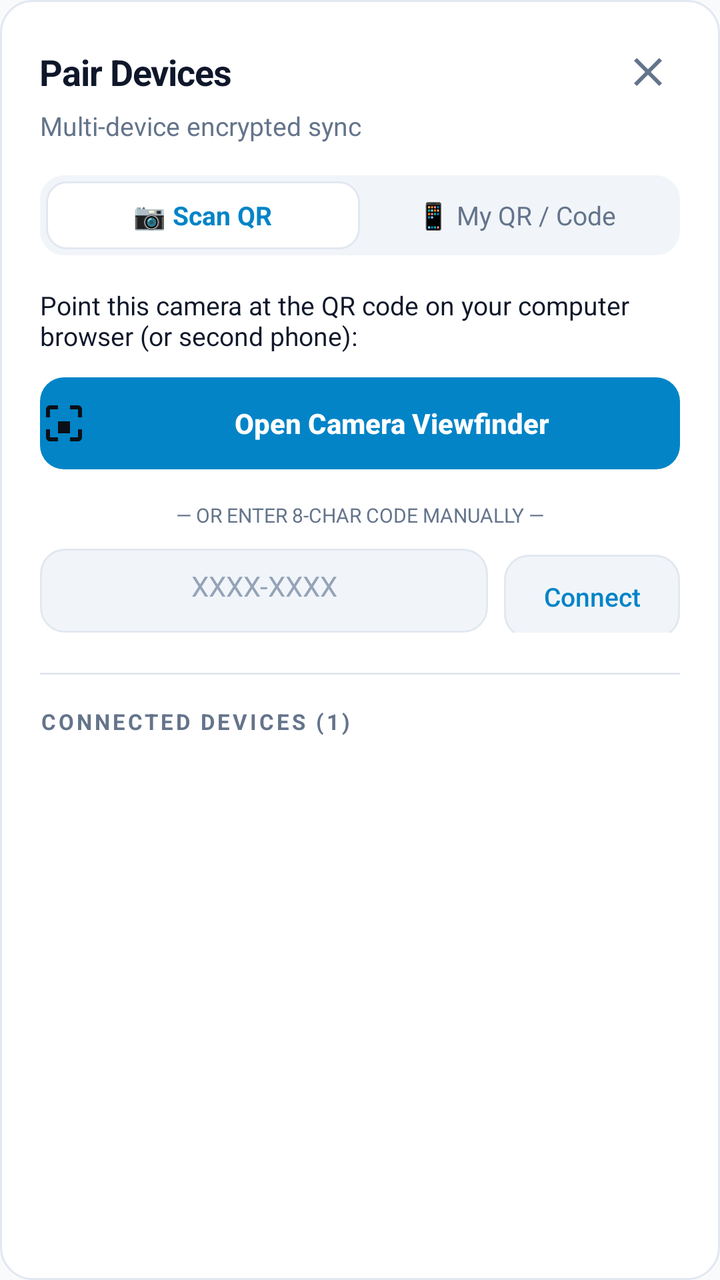
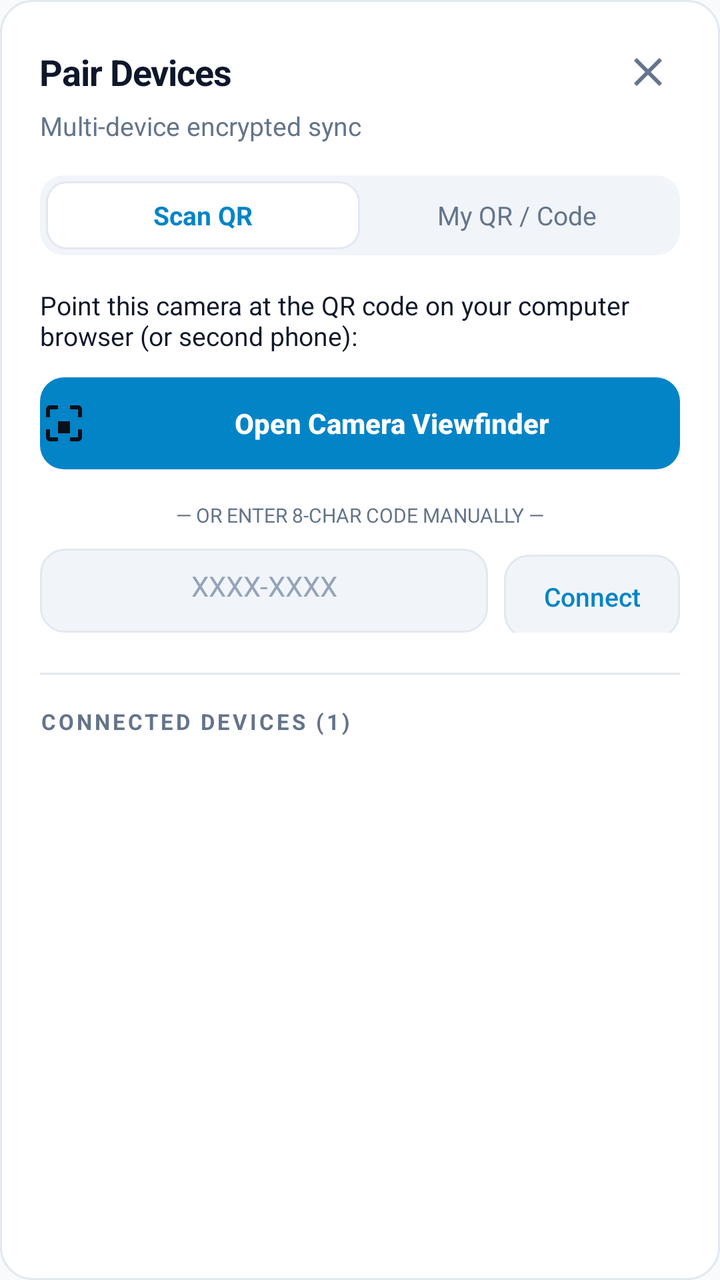

An Android layout rendered at two revisions. The XML below is the earlier revision; the diff shows what the commit changed to produce the second picture.
<!-- AndroidManifest.xml: application theme Theme.Teilen -->
<!-- res/layout/dialog_universal_pair.xml -->
<?xml version="1.0" encoding="utf-8"?>
<LinearLayout xmlns:android="http://schemas.android.com/apk/res/android"
    android:layout_width="match_parent"
    android:layout_height="wrap_content"
    android:background="@drawable/bg_card"
    android:orientation="vertical"
    android:padding="20dp">

    
    <LinearLayout
        android:layout_width="match_parent"
        android:layout_height="wrap_content"
        android:gravity="center_vertical"
        android:orientation="horizontal">

        <TextView
            style="@style/Text.Header"
            android:layout_width="0dp"
            android:layout_height="wrap_content"
            android:layout_weight="1"
            android:text="Pair Devices"
            android:textSize="18sp" />

        <ImageButton
            android:id="@+id/dialog_pair_close"
            android:layout_width="32dp"
            android:layout_height="32dp"
            android:background="?android:attr/selectableItemBackgroundBorderless"
            android:contentDescription="Close"
            android:src="@drawable/ic_close"
            android:tint="@color/text_secondary" />
    </LinearLayout>

    <TextView
        style="@style/Text.Caption"
        android:layout_width="match_parent"
        android:layout_height="wrap_content"
        android:layout_marginTop="2dp"
        android:text="Multi-device encrypted sync" />

    
    <LinearLayout
        android:id="@+id/pair_tab_container"
        android:layout_width="match_parent"
        android:layout_height="40dp"
        android:layout_marginTop="16dp"
        android:background="@drawable/bg_segmented_container"
        android:orientation="horizontal"
        android:padding="3dp">

        <TextView
            android:id="@+id/tab_scan_qr"
            android:layout_width="0dp"
            android:layout_height="match_parent"
            android:layout_weight="1"
            android:background="@drawable/bg_segmented_selected"
            android:gravity="center"
            android:text="📷 Scan QR"
            android:textColor="@color/accent"
            android:textSize="13sp"
            android:textStyle="bold" />

        <TextView
            android:id="@+id/tab_my_code"
            android:layout_width="0dp"
            android:layout_height="match_parent"
            android:layout_weight="1"
            android:background="@null"
            android:gravity="center"
            android:text="📱 My QR / Code"
            android:textColor="@color/text_secondary"
            android:textSize="13sp" />
    </LinearLayout>

    
    <LinearLayout
        android:id="@+id/view_scan_qr"
        android:layout_width="match_parent"
        android:layout_height="wrap_content"
        android:layout_marginTop="16dp"
        android:orientation="vertical">

        <TextView
            style="@style/Text.Body"
            android:layout_width="match_parent"
            android:layout_height="wrap_content"
            android:text="Point this camera at the QR code on your computer browser (or second phone):"
            android:textSize="13sp" />

        <Button
            android:id="@+id/btn_open_camera_scanner"
            style="@style/Button.Primary"
            android:layout_width="match_parent"
            android:layout_height="46dp"
            android:layout_marginTop="12dp"
            android:drawableStart="@drawable/ic_qr_scan"
            android:drawablePadding="8dp"
            android:drawableTint="#0B0F17"
            android:text="Open Camera Viewfinder"
            android:textSize="14sp" />

        <TextView
            style="@style/Text.Caption"
            android:layout_width="match_parent"
            android:layout_height="wrap_content"
            android:layout_marginTop="16dp"
            android:gravity="center"
            android:text="— OR ENTER 8-CHAR CODE MANUALLY —"
            android:textColor="@color/text_secondary"
            android:textSize="10sp" />

        <LinearLayout
            android:layout_width="match_parent"
            android:layout_height="wrap_content"
            android:layout_marginTop="10dp"
            android:orientation="horizontal">

            <EditText
                android:id="@+id/input_manual_pair_code"
                style="@style/Input.Field"
                android:layout_width="0dp"
                android:layout_height="42dp"
                android:layout_weight="1"
                android:gravity="center"
                android:hint="XXXX-XXXX"
                android:inputType="textCapCharacters|textNoSuggestions"
                android:maxLength="9"
                android:textSize="14sp" />

            <Button
                android:id="@+id/btn_submit_manual_code"
                style="@style/Button.Outline"
                android:layout_width="wrap_content"
                android:layout_height="42dp"
                android:layout_marginStart="8dp"
                android:minHeight="42dp"
                android:text="Connect"
                android:textColor="@color/accent"
                android:textSize="13sp" />
        </LinearLayout>

        <TextView
            android:id="@+id/status_manual_pair"
            style="@style/Text.Caption"
            android:layout_width="match_parent"
            android:layout_height="wrap_content"
            android:layout_marginTop="6dp"
            android:visibility="gone" />
    </LinearLayout>

    
    <LinearLayout
        android:id="@+id/view_my_code"
        android:layout_width="match_parent"
        android:layout_height="wrap_content"
        android:layout_marginTop="16dp"
        android:gravity="center_horizontal"
        android:orientation="vertical"
        android:visibility="gone">

        <TextView
            style="@style/Text.Body"
            android:layout_width="match_parent"
            android:layout_height="wrap_content"
            android:gravity="center"
            android:text="Scan this code with the Teilen app on your other device:"
            android:textSize="13sp" />

        <FrameLayout
            android:layout_width="180dp"
            android:layout_height="180dp"
            android:layout_marginTop="12dp"
            android:background="@drawable/bg_input"
            android:padding="8dp">

            <ImageView
                android:id="@+id/dialog_pair_qr"
                android:layout_width="match_parent"
                android:layout_height="match_parent"
                android:contentDescription="Pairing QR Code" />

            <ProgressBar
                android:id="@+id/dialog_pair_spinner"
                android:layout_width="32dp"
                android:layout_height="32dp"
                android:layout_gravity="center"
                android:indeterminateTint="@color/accent" />
        </FrameLayout>

        
        <LinearLayout
            android:layout_width="wrap_content"
            android:layout_height="wrap_content"
            android:layout_marginTop="10dp"
            android:gravity="center_vertical"
            android:orientation="horizontal">

            <TextView
                android:id="@+id/dialog_pair_code"
                style="@style/Text.Tabular"
                android:layout_width="wrap_content"
                android:layout_height="wrap_content"
                android:fontFamily="monospace"
                android:text="····-····"
                android:textColor="@color/text_primary"
                android:textSize="18sp"
                android:textStyle="bold" />

            <Button
                android:id="@+id/dialog_btn_copy_code"
                style="@style/Button.Outline"
                android:layout_width="wrap_content"
                android:layout_height="30dp"
                android:layout_marginStart="10dp"
                android:minHeight="30dp"
                android:minWidth="0dp"
                android:paddingStart="8dp"
                android:paddingEnd="8dp"
                android:text="Copy"
                android:textColor="@color/accent"
                android:textSize="11sp" />
        </LinearLayout>

        <TextView
            android:id="@+id/dialog_pair_status"
            style="@style/Text.Caption"
            android:layout_width="match_parent"
            android:layout_height="wrap_content"
            android:layout_marginTop="6dp"
            android:gravity="center"
            android:text="Waiting for other device to approve…"
            android:textColor="@color/text_secondary" />
    </LinearLayout>

    
    <View
        android:layout_width="match_parent"
        android:layout_height="1dp"
        android:layout_marginTop="20dp"
        android:layout_marginBottom="16dp"
        android:background="@color/divider" />

    
    <LinearLayout
        android:layout_width="match_parent"
        android:layout_height="wrap_content"
        android:orientation="vertical">

        <LinearLayout
            android:layout_width="match_parent"
            android:layout_height="wrap_content"
            android:gravity="center_vertical"
            android:orientation="horizontal">

            <TextView
                android:id="@+id/dialog_devices_title"
                style="@style/Text.Section"
                android:layout_width="0dp"
                android:layout_height="wrap_content"
                android:layout_weight="1"
                android:text="CONNECTED DEVICES (1)"
                android:textColor="@color/text_secondary"
                android:textSize="11sp"
                android:textStyle="bold" />

            <Button
                android:id="@+id/dialog_btn_disconnect_others"
                style="@style/Button.Outline"
                android:layout_width="wrap_content"
                android:layout_height="28dp"
                android:minHeight="28dp"
                android:minWidth="0dp"
                android:paddingStart="8dp"
                android:paddingEnd="8dp"
                android:text="Disconnect Others"
                android:textColor="#F87171"
                android:textSize="11sp"
                android:visibility="gone" />
        </LinearLayout>

        <LinearLayout
            android:id="@+id/dialog_devices_container"
            android:layout_width="match_parent"
            android:layout_height="wrap_content"
            android:layout_marginTop="8dp"
            android:orientation="vertical" />
    </LinearLayout>

</LinearLayout>
<!-- resources referenced by this layout -->
<resources>
  <color name="accent">#0284C7</color>
  <color name="divider">#E2E8F0</color>
  <color name="text_primary">#0F172A</color>
  <color name="text_secondary">#64748B</color>
  <!-- drawable bg_card (drawable) -->
  <?xml version="1.0" encoding="utf-8"?>
  <shape xmlns:android="http://schemas.android.com/apk/res/android"
      android:shape="rectangle">
      <solid android:color="@color/surface" />
      <corners android:radius="16dp" />
      <stroke
          android:width="1dp"
          android:color="@color/surface_border" />
  </shape>
  <!-- drawable bg_input (drawable) -->
  <?xml version="1.0" encoding="utf-8"?>
  <shape xmlns:android="http://schemas.android.com/apk/res/android"
      android:shape="rectangle">
      <solid android:color="@color/surface_alt" />
      <corners android:radius="12dp" />
      <stroke
          android:width="1dp"
          android:color="@color/surface_border" />
  </shape>
  <!-- drawable bg_segmented_container (drawable) -->
  <?xml version="1.0" encoding="utf-8"?>
  <shape xmlns:android="http://schemas.android.com/apk/res/android"
      android:shape="rectangle">
      <solid android:color="@color/surface_alt" />
      <corners android:radius="12dp" />
  </shape>
  <!-- drawable bg_segmented_selected (drawable) -->
  <?xml version="1.0" encoding="utf-8"?>
  <shape xmlns:android="http://schemas.android.com/apk/res/android"
      android:shape="rectangle">
      <solid android:color="@color/surface" />
      <corners android:radius="10dp" />
      <stroke android:width="1dp" android:color="@color/divider" />
  </shape>
  <!-- drawable ic_close (drawable) -->
  <vector xmlns:android="http://schemas.android.com/apk/res/android"
      android:width="24dp"
      android:height="24dp"
      android:viewportWidth="24"
      android:viewportHeight="24">
      <path
          android:fillColor="#FFFFFFFF"
          android:pathData="M19,6.41L17.59,5 12,10.59 6.41,5 5,6.41 10.59,12 5,17.59 6.41,19 12,13.41 17.59,19 19,17.59 13.41,12z"/>
  </vector>
  <style name="Input.Field">
          <item name="android:background">@drawable/bg_input</item>
          <item name="android:textColor">@color/text_primary</item>
          <item name="android:textColorHint">@color/text_muted</item>
          <item name="android:textSize">15sp</item>
          <item name="android:padding">14dp</item>
          <item name="android:minHeight">48dp</item>
      </style>
  <style name="Text.Body">
          <item name="android:textColor">@color/text_primary</item>
          <item name="android:textSize">15sp</item>
      </style>
  <style name="Text.Caption">
          <item name="android:textColor">@color/text_secondary</item>
          <item name="android:textSize">13sp</item>
          <item name="android:lineSpacingMultiplier">1.2</item>
      </style>
  <style name="Text.Header">
          <item name="android:textColor">@color/text_primary</item>
          <item name="android:textSize">22sp</item>
          <item name="android:textStyle">bold</item>
          <item name="android:letterSpacing">-0.02</item>
      </style>
  <style name="Text.Section">
          <item name="android:textColor">@color/text_secondary</item>
          <item name="android:textSize">11sp</item>
          <item name="android:textStyle">bold</item>
          <item name="android:letterSpacing">0.12</item>
          <item name="android:textAllCaps">true</item>
      </style>
  <style name="Text.Tabular">
          <item name="android:textColor">@color/text_secondary</item>
          <item name="android:textSize">13sp</item>
          <item name="android:fontFeatureSettings">tnum</item>
      </style>
  <color name="surface">#FFFFFF</color>
  <color name="surface_border">#E2E8F0</color>
  <color name="surface_alt">#F1F5F9</color>
  <color name="on_accent">#FFFFFF</color>
  <color name="text_muted">#94A3B8</color>
  <color name="bg">#F8FAFC</color>
  <color name="nav_bg">#FFFFFF</color>
  <color name="ripple">#1F000000</color>
  <!-- unchanged entries left out for length: 6 -->
</resources>

<!-- the commit's change to res/layout/dialog_universal_pair.xml (unified diff, before → after) -->
@@ -55,7 +55,7 @@
             android:layout_weight="1"
             android:background="@drawable/bg_segmented_selected"
             android:gravity="center"
-            android:text="📷 Scan QR"
+            android:text="Scan QR"
             android:textColor="@color/accent"
             android:textSize="13sp"
             android:textStyle="bold" />
@@ -67,7 +67,7 @@
             android:layout_weight="1"
             android:background="@null"
             android:gravity="center"
-            android:text="📱 My QR / Code"
+            android:text="My QR / Code"
             android:textColor="@color/text_secondary"
             android:textSize="13sp" />
     </LinearLayout>
